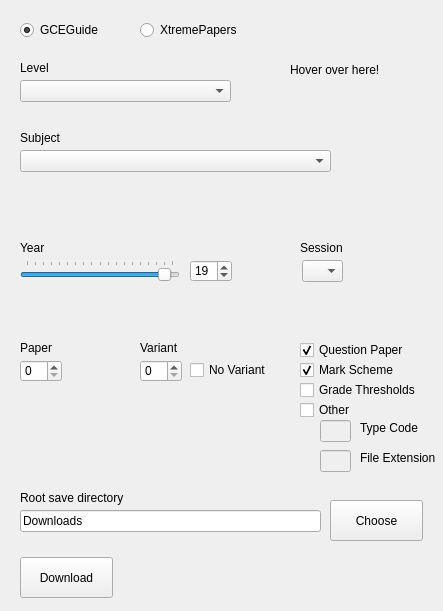
Lunas-Lab/PapersDownloader, file src/papersdownloader.ui: the form before one commit.
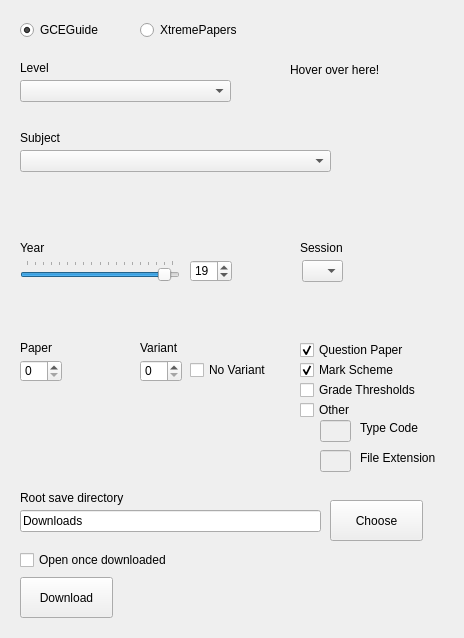
The form after the commit.

```diff
--- a/src/papersdownloader.ui
+++ b/src/papersdownloader.ui
@@ -6,8 +6,8 @@
    <rect>
     <x>0</x>
     <y>0</y>
-    <width>443</width>
-    <height>611</height>
+    <width>464</width>
+    <height>638</height>
    </rect>
   </property>
   <property name="windowTitle">
@@ -302,7 +302,7 @@
    <property name="geometry">
     <rect>
      <x>20</x>
-     <y>557</y>
+     <y>577</y>
      <width>93</width>
      <height>41</height>
     </rect>
@@ -315,7 +315,7 @@
    <property name="geometry">
     <rect>
      <x>120</x>
-     <y>570</y>
+     <y>590</y>
      <width>301</width>
      <height>16</height>
     </rect>
@@ -515,6 +515,19 @@
     <string>Hover over here!</string>
    </property>
   </widget>
+  <widget class="QCheckBox" name="openBox">
+   <property name="geometry">
+    <rect>
+     <x>20</x>
+     <y>550</y>
+     <width>161</width>
+     <height>20</height>
+    </rect>
+   </property>
+   <property name="text">
+    <string>Open once downloaded</string>
+   </property>
+  </widget>
  </widget>
  <resources/>
  <connections/>
```
